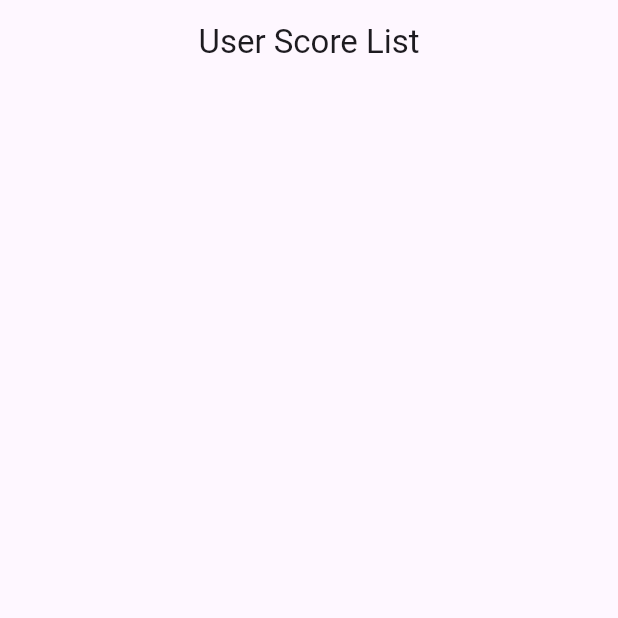
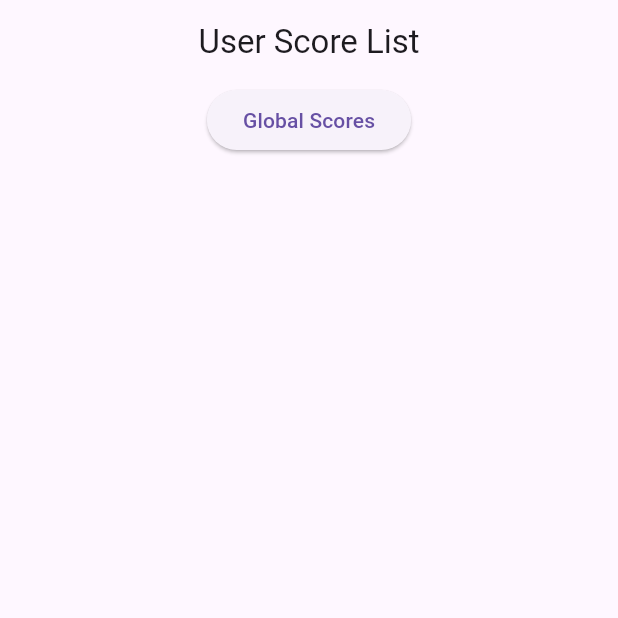
Before and after one commit to JLHC123/score_creator, a Flutter app: the UserScoreScreen screen opened directly, on a phone screen of 412 x 824 dp, the top half of it. Run offline on Flutter 3.47's test engine with Material 3 defaults, Android fonts, the phone set to English and light mode, and no system bars; our stand-ins replace shared_preferences; accounts and stored records are empty.

Commit message:
UserScoreScreen now has a button which on pressed, redirects to GlobalScoreScreen.

```diff
--- a/lib/UserScoreScreen.dart
+++ b/lib/UserScoreScreen.dart
@@ -1,6 +1,7 @@
 import 'package:flutter/material.dart';
 import 'EndpointHandler.dart';
 import 'package:shared_preferences/shared_preferences.dart';
+import 'GlobalScoreScreen.dart';
 
 class UserScoreScreen extends StatefulWidget {
   const UserScoreScreen({super.key});
@@ -40,7 +41,21 @@ class _UserScoreScreenState extends State<UserScoreScreen> {
       appBar: AppBar(
           title: const Center(
               child: Text('User Score List'))),
-      body: ListView.builder(
+      body: Column(
+        children: [
+          ElevatedButton(
+            onPressed: () {
+              Navigator.push(
+                context,
+                MaterialPageRoute(
+                  builder: (context) => const GlobalScoreScreen(),
+                ),
+              );
+            },
+            child: const Text('Global Scores'),
+          ),
+          Expanded(
+            child: ListView.builder(
               itemCount: scores.length,
               itemBuilder: (context, index) {
                 return ListTile(
@@ -56,6 +71,9 @@ class _UserScoreScreenState extends State<UserScoreScreen> {
                 );
               },
             ),
+          )
+        ],
+      )
     );
   }
 }
```
Lines whose indentation alone changed are shown as unchanged.
